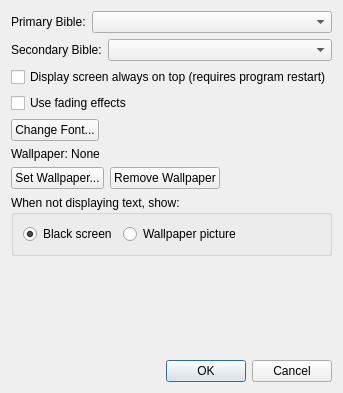
Qt form src/settingsdialog.ui (SoftProjector/src) before a commit.
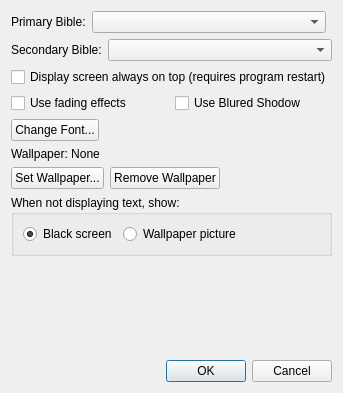
The same form after that commit.

Commit message: enabled the use of shadowed blur effect

The edit to the form file:
```diff
--- a/src/settingsdialog.ui
+++ b/src/settingsdialog.ui
@@ -13,8 +13,8 @@
   <property name="windowTitle">
    <string>softProjector - Settings</string>
   </property>
-  <layout class="QVBoxLayout" name="verticalLayout">
-   <item>
+  <layout class="QGridLayout" name="gridLayout_2">
+   <item row="0" column="0">
     <layout class="QHBoxLayout" name="horizontalLayout_4">
      <item>
       <widget class="QLabel" name="label">
@@ -35,7 +35,7 @@
      </item>
     </layout>
    </item>
-   <item>
+   <item row="1" column="0" colspan="2">
     <layout class="QHBoxLayout" name="horizontalLayout_3">
      <item>
       <widget class="QLabel" name="label_2">
@@ -56,21 +56,32 @@
      </item>
     </layout>
    </item>
-   <item>
+   <item row="2" column="0" colspan="2">
     <widget class="QCheckBox" name="display_on_top_box">
      <property name="text">
       <string>Display screen always on top (requires program restart)</string>
      </property>
     </widget>
    </item>
-   <item>
+   <item row="3" column="0" colspan="2">
+    <layout class="QGridLayout" name="gridLayout">
+     <item row="0" column="0">
     <widget class="QCheckBox" name="use_fading_effects_box">
      <property name="text">
       <string>Use fading effects</string>
      </property>
     </widget>
    </item>
-   <item>
+     <item row="0" column="1">
+      <widget class="QCheckBox" name="use_blur_check_box">
+       <property name="text">
+        <string>Use Blured Shodow</string>
+       </property>
+      </widget>
+     </item>
+    </layout>
+   </item>
+   <item row="4" column="0">
     <layout class="QHBoxLayout" name="horizontalLayout">
      <item>
       <widget class="QPushButton" name="change_font_button">
@@ -94,14 +105,14 @@
      </item>
     </layout>
    </item>
-   <item>
+   <item row="5" column="0">
     <widget class="QLabel" name="wallpaper_label">
      <property name="text">
       <string>Wallpaper: None</string>
      </property>
     </widget>
    </item>
-   <item>
+   <item row="6" column="0" colspan="2">
     <layout class="QHBoxLayout" name="horizontalLayout_2">
      <item>
       <widget class="QPushButton" name="set_wallpaper_button">
@@ -132,7 +143,7 @@
      </item>
     </layout>
    </item>
-   <item>
+   <item row="7" column="0" colspan="2">
     <widget class="QGroupBox" name="black_or_wallpaper_group">
      <property name="title">
       <string>When not displaying text, show:</string>
@@ -158,7 +169,7 @@
      </layout>
     </widget>
    </item>
-   <item>
+   <item row="8" column="0" colspan="2">
     <spacer name="verticalSpacer">
      <property name="orientation">
       <enum>Qt::Vertical</enum>
@@ -171,7 +182,7 @@
      </property>
     </spacer>
    </item>
-   <item>
+   <item row="9" column="0" colspan="2">
     <widget class="QDialogButtonBox" name="buttonBox">
      <property name="orientation">
       <enum>Qt::Horizontal</enum>
```
Lines whose indentation alone changed are shown as unchanged. The commit also changes 4 other files.
